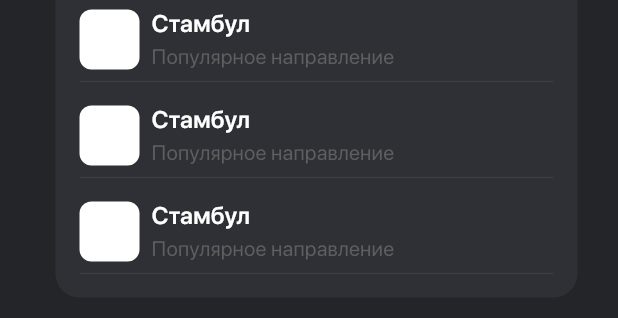
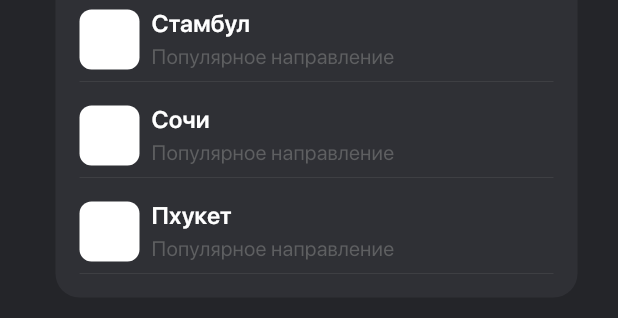
Before and after one commit to kuneleenguss/tickets_app, a Flutter app: the HomeModalWindow widget shown alone on an empty page, opened directly with empty values, on a phone screen of 412 x 824 dp. Shown: the part 454-772 px from the top of the screen. Run offline on Flutter 3.47's test engine with Material 3 defaults, Android fonts, the phone set to English and light mode, and no system bars; our stand-ins replace flutter_svg; project files that could hold a hidden picture were left out.

Commit message:
add on press action in modal city list item

```diff
--- a/lib/tickets/presentation/home/modal/modal_screen.dart
+++ b/lib/tickets/presentation/home/modal/modal_screen.dart
@@ -41,7 +41,7 @@ class HomeModalWindow extends StatelessWidget {
             ),
             Padding(
               padding: const EdgeInsets.only(top: 30, left: 21, right: 11),
-              child: HomeModalCityList(),
+              child: HomeModalCityList(textEditingController: arrivalFieldController,),
               )
           ],
         ),
--- a/lib/tickets/presentation/home/modal/widgets.dart
+++ b/lib/tickets/presentation/home/modal/widgets.dart
@@ -185,7 +185,8 @@ class _HomeModalQuickButton extends StatelessWidget {
 }
 
 class HomeModalCityList extends StatelessWidget {
-  const HomeModalCityList({super.key});
+  const HomeModalCityList({super.key, required this.textEditingController});
+  final TextEditingController textEditingController;
 
   @override
   Widget build(BuildContext context) {
@@ -194,12 +195,12 @@ class HomeModalCityList extends StatelessWidget {
       padding: const EdgeInsets.all(16.0),
       decoration: BoxDecoration(
           color: BasicColors.grey3, borderRadius: BorderRadius.circular(16)),
-      child: const Column(
+      child: Column(
         mainAxisAlignment: MainAxisAlignment.spaceBetween,
         children: [
-          _HomeModalCityListItem(),
-          _HomeModalCityListItem(),
-          _HomeModalCityListItem()
+          _HomeModalCityListItem(text: "Стамбул", textEditingController: textEditingController),
+          _HomeModalCityListItem(text: "Сочи", textEditingController: textEditingController,),
+          _HomeModalCityListItem(text: "Пхукет", textEditingController: textEditingController,)
         ],
       ),
     );
@@ -207,7 +208,9 @@ class HomeModalCityList extends StatelessWidget {
 }
 
 class _HomeModalCityListItem extends StatelessWidget {
-  const _HomeModalCityListItem({super.key});
+  const _HomeModalCityListItem({super.key, required this.text, required this.textEditingController});
+  final String text;
+  final TextEditingController textEditingController;
 
   @override
   Widget build(BuildContext context) {
@@ -224,7 +227,9 @@ class _HomeModalCityListItem extends StatelessWidget {
             ),
           ),
         ),
-        onPressed: () => {},
+        onPressed: () => {
+          textEditingController.text = text
+        },
         child: SizedBox(
           height: 56,
           child: Padding(
@@ -246,7 +251,7 @@ class _HomeModalCityListItem extends StatelessWidget {
                         mainAxisAlignment: MainAxisAlignment.spaceBetween,
                         crossAxisAlignment: CrossAxisAlignment.start,
                         children: [
-                          Text("Стамбул",
+                          Text(text,
                               style: AppTypography(BasicColors.white).title3),
                           Text("Популярное направление",
                               style: AppTypography(BasicColors.grey5).text2)
```
